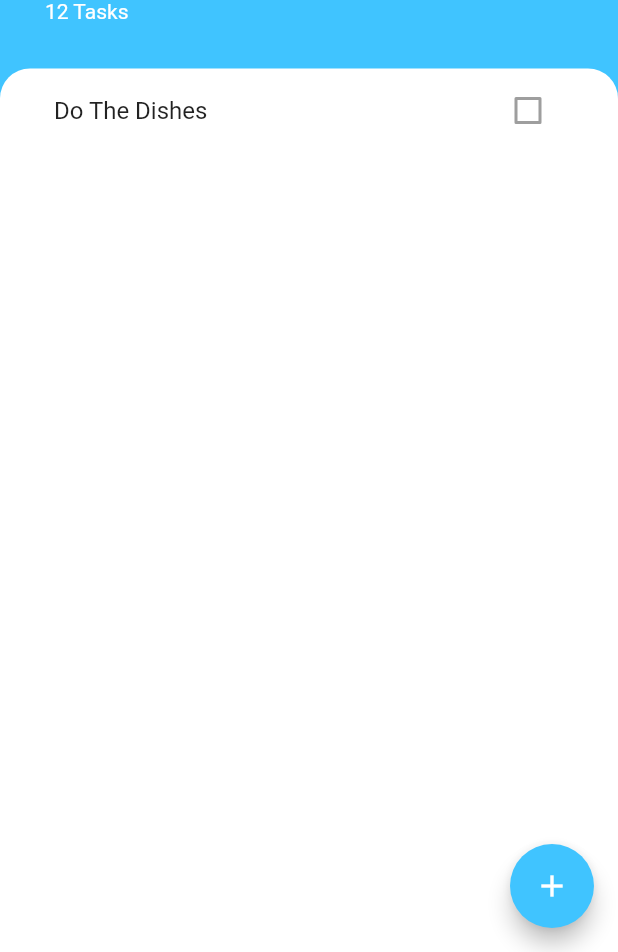
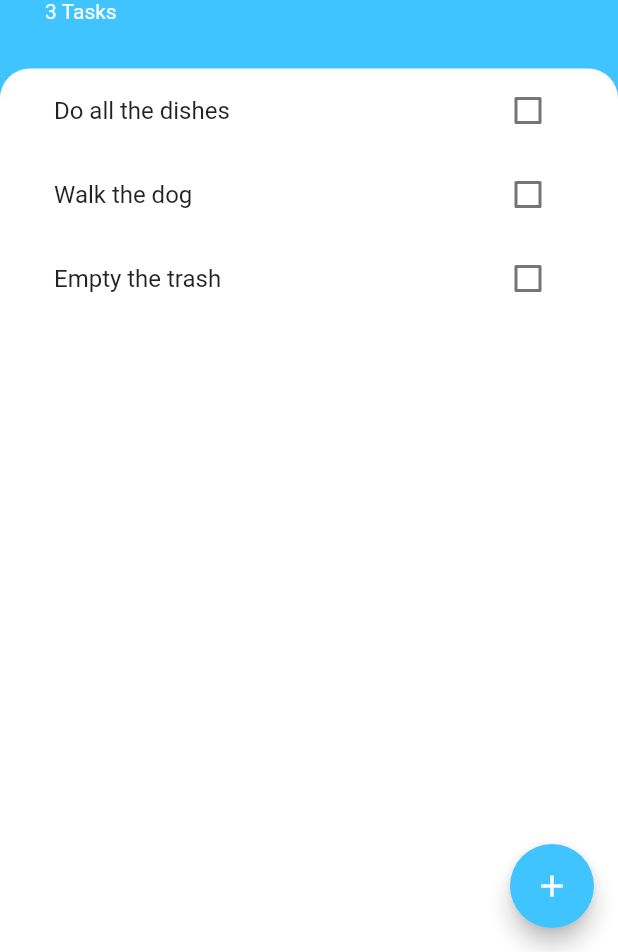
Before and after one commit to LearningRepos/mobileDevLearning, a Flutter app: the screen it shows after launch, on a phone screen of 412 x 824 dp, the part 284-1236 px from its top. Run offline on Flutter 3.47's test engine with Material 2 defaults, Android fonts, the phone set to English and light mode, and no system bars; our stand-ins replace animated_text_kit, audioplayers, cloud_firestore, firebase_auth, firebase_core, flutter_spinkit and 4 more; accounts and stored records are empty.

Commit message:
Added global state for tasks and adding them

```diff
--- /dev/null
+++ b/Todoey/lib/models/task.dart
@@ -0,0 +1,10 @@
+class Task {
+  final String name;
+  bool isDone = false;
+
+  Task(this.name, this.isDone);
+
+  void toggleDone() {
+    isDone = !isDone;
+  }
+}
--- a/Todoey/lib/screens/tasks_screen.dart
+++ b/Todoey/lib/screens/tasks_screen.dart
@@ -2,8 +2,27 @@ import 'package:flutter/material.dart';
 import 'package:flutter/widgets.dart';
 import 'package:Todoey/widgets/tasks_list.dart';
 import 'package:Todoey/screens/add_task_screen.dart';
+import 'package:Todoey/models/task.dart';
 
-class TasksScreen extends StatelessWidget {
+class TasksScreen extends StatefulWidget {
+  @override
+  _TasksScreenState createState() => _TasksScreenState();
+}
+
+class _TasksScreenState extends State<TasksScreen> {
+  List<Task> tasks = [
+    Task("Do all the dishes", false),
+    Task("Walk the dog", false),
+    Task("Empty the trash", false),
+  ];
+  void addTask(String task) {
+    setState(() {
+      tasks.add(
+        Task(task, false),
+      );
+    });
+  }
+
   @override
   Widget build(BuildContext context) {
     return Scaffold(
@@ -16,7 +35,7 @@ class TasksScreen extends StatelessWidget {
               child: Container(
                 padding: EdgeInsets.only(
                     bottom: MediaQuery.of(context).viewInsets.bottom),
-                child: AddTaskScreen(),
+                child: AddTaskScreen(addTask),
               ),
             ),
           );
@@ -57,7 +76,7 @@ class TasksScreen extends StatelessWidget {
                       fontWeight: FontWeight.w700),
                 ),
                 Text(
-                  "12 Tasks",
+                  "${tasks.length} Tasks",
                   style: TextStyle(
                     color: Colors.white,
                   ),
@@ -75,7 +94,7 @@ class TasksScreen extends StatelessWidget {
                   topRight: Radius.circular(20),
                 ),
               ),
-              child: TasksList(),
+              child: TasksList(tasks),
             ),
           ),
         ],
--- a/Todoey/lib/widgets/task_tile.dart
+++ b/Todoey/lib/widgets/task_tile.dart
@@ -1,13 +1,22 @@
 import 'package:flutter/material.dart';
 
 class TaskTile extends StatelessWidget {
+  final String taskName;
+  final bool isChecked;
+  final Function onPress;
+  TaskTile(this.taskName, this.isChecked, this.onPress);
   @override
   Widget build(BuildContext context) {
     return ListTile(
-      title: Text("Do The Dishes"),
+      title: Text(
+        taskName,
+        style: TextStyle(
+          decoration: isChecked ? TextDecoration.lineThrough : null,
+        ),
+      ),
       trailing: Checkbox(
-        value: false,
-        onChanged: null,
+        value: isChecked,
+        onChanged: onPress,
       ),
     );
   }
--- a/Todoey/lib/widgets/tasks_list.dart
+++ b/Todoey/lib/widgets/tasks_list.dart
@@ -1,13 +1,30 @@
 import 'package:flutter/material.dart';
 import 'task_tile.dart';
+import 'package:Todoey/models/task.dart';
 
-class TasksList extends StatelessWidget {
+class TasksList extends StatefulWidget {
+  final List<Task> tasks;
+  TasksList(this.tasks);
+  @override
+  _TasksListState createState() => _TasksListState();
+}
+
+class _TasksListState extends State<TasksList> {
   @override
   Widget build(BuildContext context) {
-    return ListView(
-      children: [
-        TaskTile(),
-      ],
+    return ListView.builder(
+      itemBuilder: (context, index) {
+        return TaskTile(
+          widget.tasks[index].name,
+          widget.tasks[index].isDone,
+          (selectedValue) {
+            setState(() {
+              widget.tasks[index].toggleDone();
+            });
+          },
+        );
+      },
+      itemCount: widget.tasks.length,
     );
   }
 }
```
Also changed, not shown: Todoey/lib/screens/add_task_screen.dart (+18 -2 lines).
